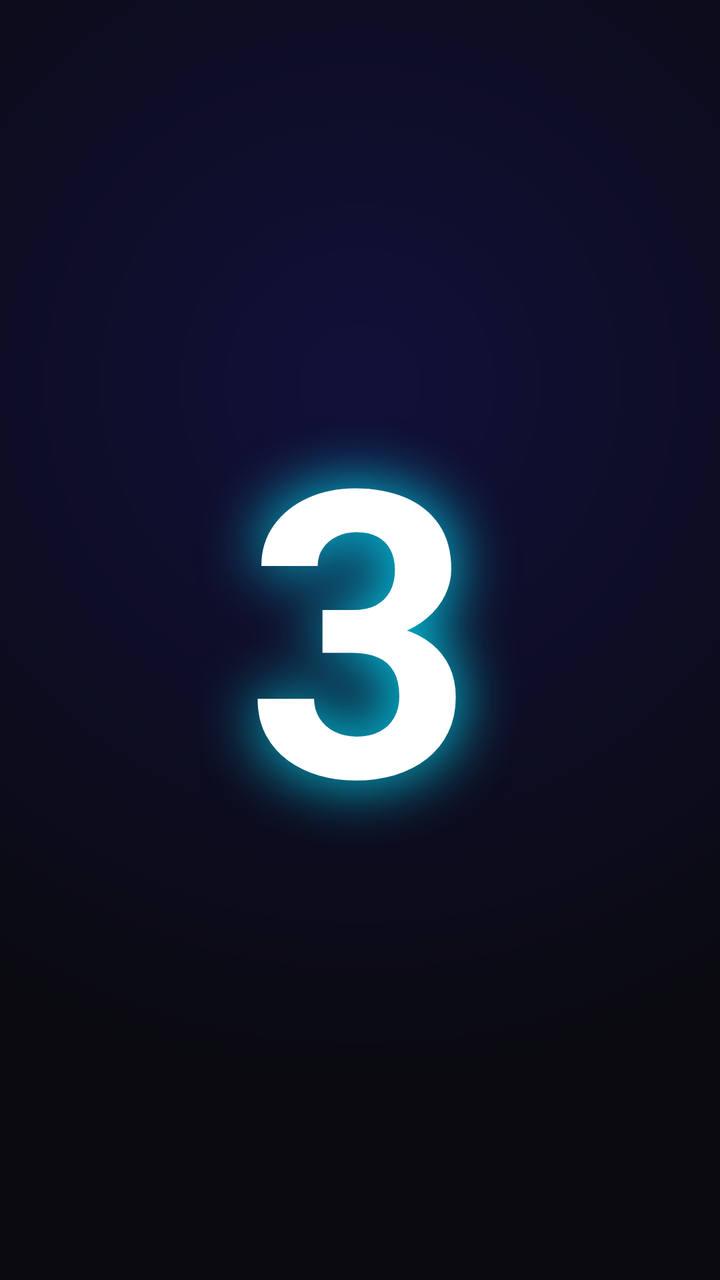
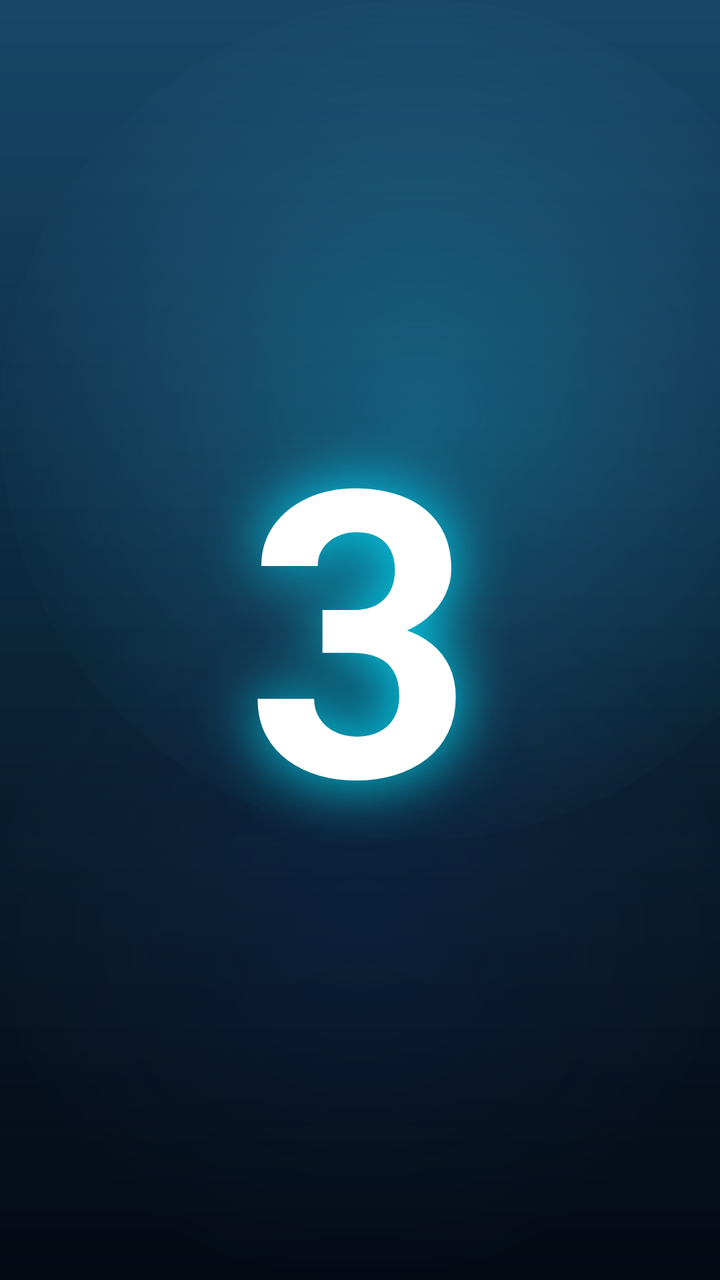

Two renders of the same Android screen: before a commit and after it. Below are the layout's source before the change and the commit's diff.
<!-- AndroidManifest.xml: application theme Theme.ImpostorGame -->
<!-- res/layout/activity_countdown_fullscreen_final.xml -->
<?xml version="1.0" encoding="utf-8"?>
<FrameLayout xmlns:android="http://schemas.android.com/apk/res/android"
    android:id="@+id/countdownRoot"
    android:layout_width="match_parent"
    android:layout_height="match_parent"
    android:background="#0A0A0F">

    <View
        android:layout_width="match_parent"
        android:layout_height="match_parent"
        android:background="@drawable/bg_datos_curiosos" />

    <TextView
        android:id="@+id/txtCountdown"
        android:layout_width="match_parent"
        android:layout_height="match_parent"
        android:gravity="center"
        android:text="3"
        android:textSize="200sp"
        android:textStyle="bold"
        android:textColor="@android:color/white"
        android:shadowColor="#00E5FF"
        android:shadowDx="0"
        android:shadowDy="0"
        android:shadowRadius="80"
        android:includeFontPadding="false"
        android:adjustViewBounds="true" />

</FrameLayout>
<!-- resources referenced by this layout -->
<resources>
  <!-- drawable bg_datos_curiosos (drawable) -->
  <?xml version="1.0" encoding="utf-8"?>
  <shape xmlns:android="http://schemas.android.com/apk/res/android">
      <gradient
          android:type="radial"
          android:gradientRadius="100%"
          android:centerX="0.5"
          android:centerY="0.3"
          android:startColor="#12103A"
          android:endColor="#0A0A0F" />
  </shape>
  <style name="Theme.ImpostorGame" parent="Base.Theme.ImpostorGame">
          <item name="colorPrimary">#00E5FF</item>
          <item name="colorOnPrimary">#FFFFFF</item>
          <item name="android:statusBarColor">@android:color/transparent</item>
          <item name="android:navigationBarColor">@android:color/transparent</item>
          <item name="android:windowBackground">@android:color/black</item>
      </style>
  <style name="Base.Theme.ImpostorGame" parent="Theme.Material3.DayNight.NoActionBar">
          <item name="android:textViewStyle">@style/ImpostorGame.TextView</item>
      </style>
  <style name="ImpostorGame.TextView" parent="android:Widget.TextView">
          <item name="android:hyphenationFrequency">none</item>
          <item name="android:breakStrategy">simple</item>
      </style>
</resources>

<!-- the commit's change to res/layout/activity_countdown_fullscreen_final.xml (unified diff, before → after) -->
@@ -8,7 +8,7 @@
     <View
         android:layout_width="match_parent"
         android:layout_height="match_parent"
-        android:background="@drawable/bg_datos_curiosos" />
+        android:background="@drawable/bg_final_main_bg" />
 
     <TextView
         android:id="@+id/txtCountdown"
<!-- resource entries referenced after the edit -->
@@ -1,16 +1,71 @@
 <!-- resources referenced by this layout -->
 <resources>
-  <!-- drawable bg_datos_curiosos (drawable) -->
+  <!-- drawable bg_final_main_bg (drawable) -->
   <?xml version="1.0" encoding="utf-8"?>
-  <shape xmlns:android="http://schemas.android.com/apk/res/android">
-      <gradient
-          android:type="radial"
-          android:gradientRadius="100%"
-          android:centerX="0.5"
-          android:centerY="0.3"
-          android:startColor="#12103A"
-          android:endColor="#0A0A0F" />
-  </shape>
+  <layer-list xmlns:android="http://schemas.android.com/apk/res/android">
+  
+      
+      <item>
+          <shape>
+              <gradient
+                  android:angle="145"
+                  android:startColor="#1A2D4F"
+                  android:centerColor="#0B172C"
+                  android:endColor="#040914" />
+          </shape>
+      </item>
+  
+      
+      <item>
+          <shape>
+              <gradient
+                  android:angle="270"
+                  android:startColor="#2400E5FF"
+                  android:endColor="#00000000" />
+          </shape>
+      </item>
+  
+      
+      <item android:gravity="top|start">
+          <shape android:shape="oval">
+              <size
+                  android:width="420dp"
+                  android:height="420dp" />
+              <gradient
+                  android:type="radial"
+                  android:gradientRadius="220dp"
+                  android:centerColor="#2439C7FF"
+                  android:startColor="#4D1FCBFF"
+                  android:endColor="#0012253D" />
+          </shape>
+      </item>
+  
+      
+      <item android:gravity="bottom|end">
+          <shape android:shape="oval">
+              <size
+                  android:width="360dp"
+                  android:height="360dp" />
+              <gradient
+                  android:type="radial"
+                  android:gradientRadius="190dp"
+                  android:startColor="#2F1E4C92"
+                  android:endColor="#00081018" />
+          </shape>
+      </item>
+  
+      
+      <item>
+          <shape>
+              <gradient
+                  android:angle="270"
+                  android:startColor="#00000000"
+                  android:centerColor="#08000000"
+                  android:endColor="#2A01040B" />
+          </shape>
+      </item>
+  
+  </layer-list>
   <style name="Theme.ImpostorGame" parent="Base.Theme.ImpostorGame">
           <item name="colorPrimary">#00E5FF</item>
           <item name="colorOnPrimary">#FFFFFF</item>
